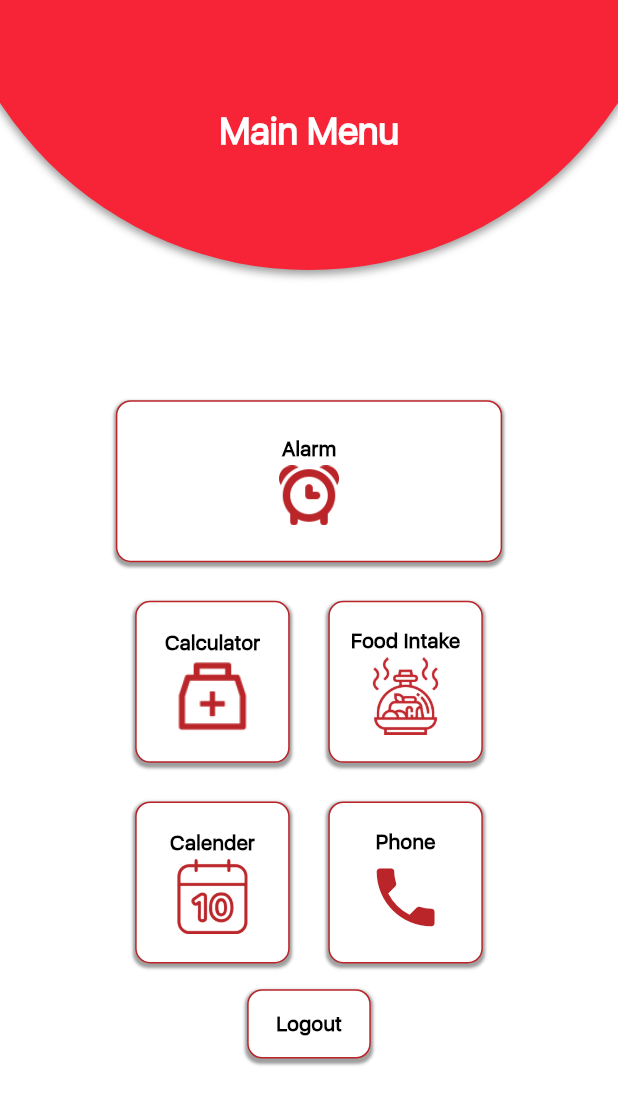
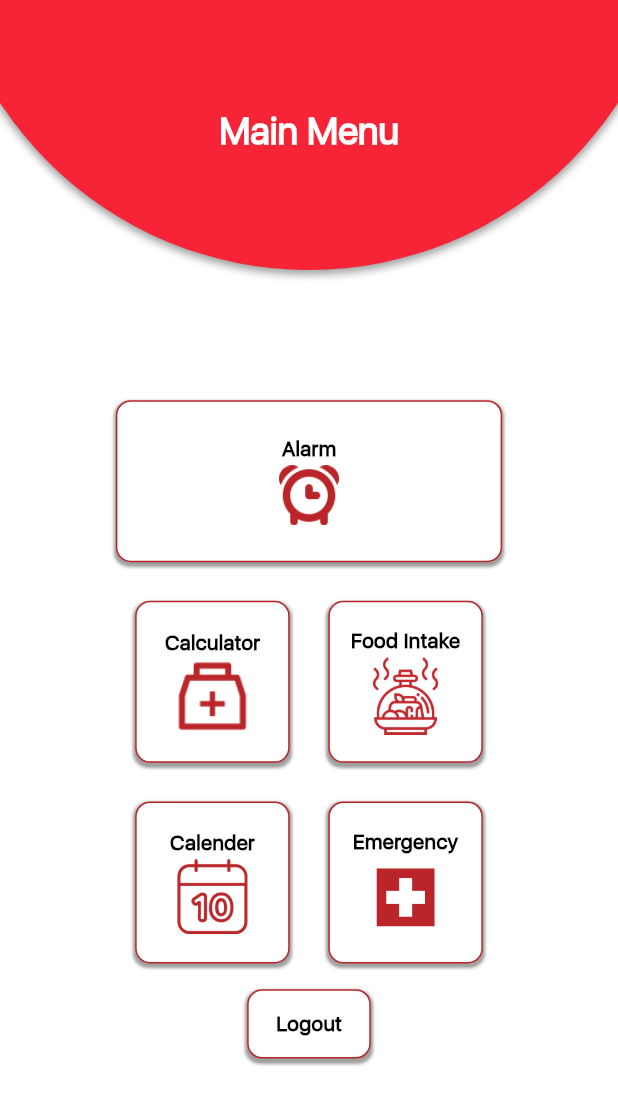
Before and after one commit to Asad-Tariq/Thalihelp_FrontEnd, a Flutter app: the Dashboard screen opened directly, on a phone screen of 412 x 824 dp. Shown: the top 1105 px of the screen. Run offline on Flutter 3.47's test engine with Material 2 defaults, Android fonts, the light colour scheme and no system bars; our stand-ins replace dio, flutter_local_notifications, flutter_native_timezone, modal_bottom_sheet, pie_chart, rxdart and 4 more; missing offline and left inert: day_night_time_picker; accounts and stored records are empty.

Commit message:
Added an "Emergency" section to the application
Co-Authored-By: Ayesha Syed <60260491+ayesha-syed@users.noreply.github.com>

```diff
--- a/lib/Custom_widgets/CustomBtn.dart
+++ b/lib/Custom_widgets/CustomBtn.dart
@@ -7,13 +7,17 @@ class Button extends StatelessWidget {
   final String text;
   final double fontSize;
   final Function meth;
+  final Color clr;
 
   final FontWeight fw;
   final Image im;
   final IconData ic;
 
+  final VoidCallback onPressed;
+
   Button(
-      {this.h = 30.0,
+      {
+        this.h = 30.0,
         this.w = 80.0,
         this.lp = 0,
         this.bp = 0,
@@ -22,7 +26,9 @@ class Button extends StatelessWidget {
         this.text,
         this.fontSize = 14,
         this.meth,
+        this.clr,
         this.ic,
+        this.onPressed,
         this.fw = FontWeight.bold,
         this.im});
 
@@ -88,7 +94,7 @@ class Button extends StatelessWidget {
           color: Colors.white.withOpacity(0.0),
           child: InkWell(
             splashColor: Colors.red.shade400,
-            onTap: meth,
+            onTap: onPressed,
             child: Column(
               mainAxisAlignment: MainAxisAlignment.center,
               children: <Widget>[
--- a/lib/Dashboard/Dashboard.dart
+++ b/lib/Dashboard/Dashboard.dart
@@ -3,8 +3,9 @@ import 'package:project/Alarm/Reminder.dart';
 import 'package:project/Calendar/Calendar.dart';
 import 'package:project/Custom_widgets/CustomBtn.dart';
 import 'package:project/Food/FoodTypes.dart';
-import '../Calculator.dart';
-import '../main.dart';
+import 'package:project/Calculator/Calculator.dart';
+import 'package:project/Emergency/Emergency.dart';
+import 'package:project/main.dart';
 import 'package:project/Custom_widgets/roundedAppBar.dart';
 
 class Dashboard extends StatelessWidget {
@@ -69,8 +70,7 @@ class Dashboard extends StatelessWidget {
                           ),
                           text: "Calculator",
                           meth: () => Navigator.push(context, PageRouteBuilder(
-                              pageBuilder:
-                                  (context, animation, animationTime) {
+                              pageBuilder: (context, animation, animationTime) {
                                 return Calculator();
                               }
                               )
@@ -123,13 +123,17 @@ class Dashboard extends StatelessWidget {
                         width: w1 / 4,
                         height: h1 / 4,
                       ),
-                      //Phone
+                      //Emergency
                       Button(
                         h: h1,
                         w: w1,
-                        ic: Icons.phone,
-                        text: "Phone",
-                      )
+                        ic: Icons.local_hospital_sharp,
+                        text: "Emergency",
+                        meth: () => Navigator.push(context, PageRouteBuilder(
+                            pageBuilder: (context, animation, animationTime) {
+                              return Emergency();
+                            })),
+                      ),
                     ],
                   ),
                 ],
--- a/lib/Food/FoodTypes.dart
+++ b/lib/Food/FoodTypes.dart
@@ -2,7 +2,6 @@
 
 import 'dart:convert';
 
-import 'package:flutter/cupertino.dart';
 import 'package:flutter/material.dart';
 import 'package:project/Custom_widgets/CustomBtn.dart';
 import 'package:project/Custom_widgets/roundedAppBar.dart';
--- a/lib/roundedAppBar.dart
+++ b/lib/roundedAppBar.dart
@@ -36,11 +36,11 @@ class RoundedAppBar extends StatelessWidget implements PreferredSizeWidget {
                           stops: [0.3, 0.6, 1],
                           colors: [
                             Colors.white,
-                            Colors.redAccent,
+                            Colors.red[900],
                             Colors.red[900]
                           ],
                         ),
-                        color: Colors.redAccent,
+                        color: Colors.red[900],
                         shape: BoxShape.circle,
                         boxShadow: [
                           BoxShadow(
--- a/pubspec.yaml
+++ b/pubspec.yaml
@@ -24,6 +24,7 @@ dependencies:
   sqflite: ^2.0.0+3
   path_provider: ^2.0.2
   dropdown_formfield: ^0.1.3
+  url_launcher: ^5.4.0
   weekday_selector:
     git:
       url: https://github.com/anusali04928/weekday_selector
```
Also changed, not shown: lib/Emergency/Emergency.dart (added, +63 -0 lines), lib/main.dart (+9 -7 lines), assets/ambulance.png (added), assets/phone.png (added), pubspec.lock. Lines whose indentation alone changed are shown as unchanged.
